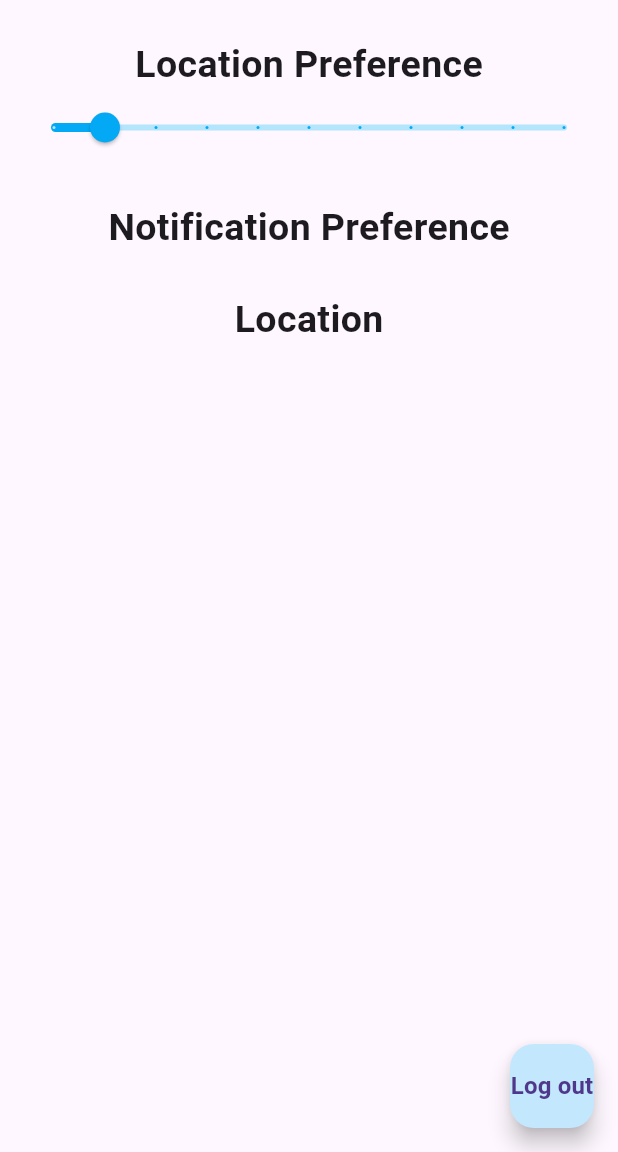
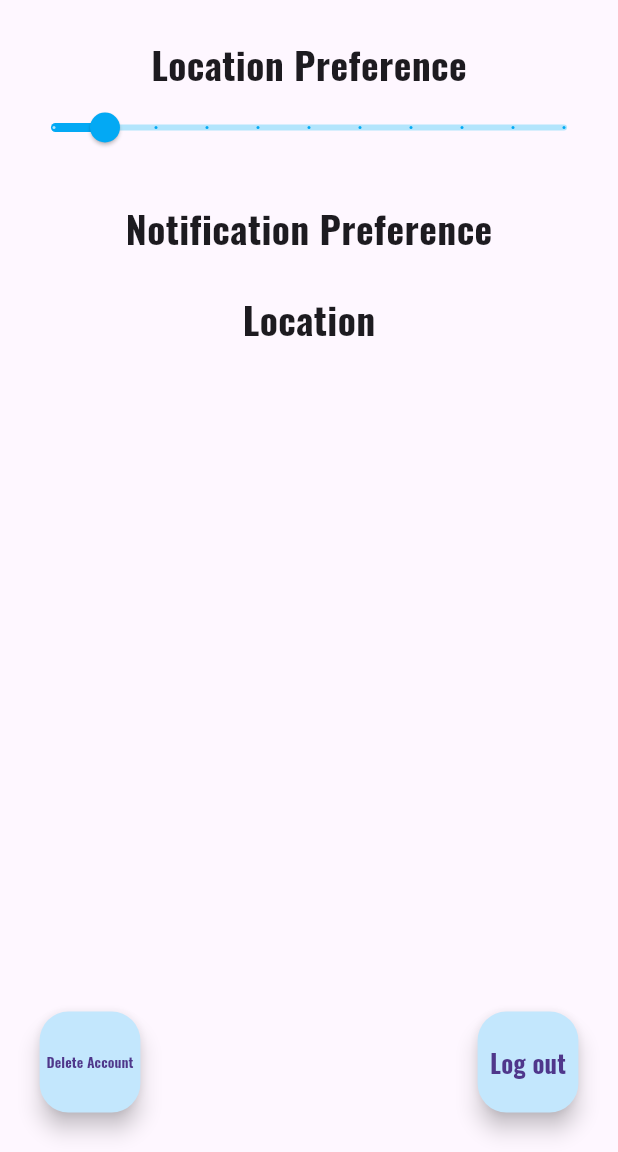
Before and after one commit to GAB8202/doggie_style, a Flutter app: the SettingView screen opened directly with empty values, on a phone screen of 412 x 824 dp, the part 84-1236 px from its top. Run offline on Flutter 3.47's test engine with Material 3 defaults, Android fonts, the phone set to English and light mode, and no system bars; our stand-ins replace csv.

Commit message:
Added Delete account button back

```diff
--- a/lib/views/settings_view.dart
+++ b/lib/views/settings_view.dart
@@ -5,6 +5,7 @@ import '../view_models/profile_view_model.dart';
 
 
 class SettingView extends StatelessWidget {
+  // Pass the title as a parameter if needed, or just hardcode it inside the widget
   final String title;
   final ProfileViewModel viewModel;
 
@@ -14,6 +15,7 @@ class SettingView extends StatelessWidget {
   Widget build(BuildContext context) {
     return Scaffold(
       appBar: AppBar(
+
         centerTitle: true,
         title: Transform.scale(
           scale: 2,
@@ -27,9 +29,11 @@ class SettingView extends StatelessWidget {
           ),
         ),
         backgroundColor:  const Color(0x64c3e7fd).withOpacity(1),
+
       ),
       body: const Column(
         children: [
+          //Text("Settings"),
           Padding(
             padding: EdgeInsets.only(left: 10.0, right: 10.0, top:25.0),
             child: Text("Location Preference",style: TextStyle(fontSize: 25, fontWeight: FontWeight.bold,),
@@ -51,13 +55,51 @@ class SettingView extends StatelessWidget {
           ),
         ],
       ),
+      floatingActionButton: _buildFloatingActionButtons(context),
+    );
+  }
 
-      floatingActionButton: FloatingActionButton(
+  Widget _buildFloatingActionButtons(BuildContext context) {
+    return Stack(
+      alignment: Alignment.bottomCenter,
+      children: <Widget>[
+        Positioned(
+          left: 48.0,
+          bottom: 16.0,
+          child: Transform.scale(
+            scale: 1.2,
+            child: FloatingActionButton(
+              heroTag: 'deleteAccountButton',
+              onPressed: () => _showDeleteAccountDialog(context),
+              backgroundColor: const Color(0x64c3e7fd).withOpacity(1),
+              child: FittedBox(
+                child: Padding(
+                  padding: const EdgeInsets.all(8.0),
+                  child: const Text('Delete Account', style: TextStyle(fontWeight: FontWeight.bold, fontSize: 16)),
+                ),
+              ),
+            ),
+          ),
+        ),
+        Positioned(
+          right: 16.0,
+          bottom: 16.0,
+          child: Transform.scale(
+            scale: 1.2,
+            child: FloatingActionButton(
+              heroTag: 'logoutButton',
               onPressed: () => _showLogoutDialog(context),
-        backgroundColor:  const Color(0x64c3e7fd).withOpacity(1),
-        child: const Text('Log out', style: TextStyle( fontWeight: FontWeight.bold, fontSize: 16),),
+              backgroundColor: const Color(0x64c3e7fd).withOpacity(1),
+              child: FittedBox(
+                child: Padding(
+                  padding: const EdgeInsets.all(8.0),
+                  child: const Text('Log out', style: TextStyle(fontWeight: FontWeight.bold, fontSize: 16)),
                 ),
-      floatingActionButtonLocation: FloatingActionButtonLocation.endFloat,
+              ),
+            ),
+          ),
+        ),
+      ],
     );
   }
 
@@ -72,12 +114,40 @@ class SettingView extends StatelessWidget {
             TextButton(
               child: const Text('No'),
               onPressed: () {
-                Navigator.of(context).pop();
+                Navigator.of(context).pop(); // Close the dialog
               },
             ),
             TextButton(
               child: const Text('Yes'),
               onPressed: () {
+                Navigator.of(context).pushAndRemoveUntil(
+                  MaterialPageRoute(builder: (context) => StartScreen()),
+                      (Route<dynamic> route) => false,
+                );
+              },
+            ),
+          ],
+        );
+      },
+    );
+  }
+
+  void _showDeleteAccountDialog(BuildContext context) {
+    showDialog(
+      context: context,
+      builder: (BuildContext context) {
+        return AlertDialog(
+          title: const Text('Delete Account'),
+          content: const Text('Are you sure you want to delete your account? This action cannot be undone.'),
+          actions: <Widget>[
+            TextButton(
+              child: const Text('No'),
+              onPressed: () => Navigator.of(context).pop(),
+            ),
+            TextButton(
+              child: const Text('Yes'),
+              onPressed: () async {
+                await viewModel.deleteProfile();
                 Navigator.of(context).pushAndRemoveUntil(
                   MaterialPageRoute(builder: (context) => StartScreen()),
                       (Route<dynamic> route) => false,
--- a/pubspec.yaml
+++ b/pubspec.yaml
@@ -75,12 +75,6 @@ flutter:
     - assets/Profiles.csv
     - assets/images/DSLogo_blue.png
     - assets/images/DSLogo_white.png
-<<<<<<< HEAD
-    - assets/images/Havanese/dog10.jpg
-    - assets/images/Havanese/dog11.jpg
-    - assets/images/Havanese/dog12.jpg
-=======
->>>>>>> ce011d8aca997a29a2145d9b94ca1bc55c207204
     #- assets/images/DSLogo_white.png
     #- assets/images/DSLogoPaw_blue.png
     #- assets/images/DSLogoPaw_white.png
```
Also changed, not shown: lib/view_models/profile_view_model.dart (+18 -0 lines). Lines whose indentation alone changed are shown as unchanged.
